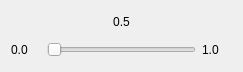
Old version of the form smoke/view/floatslider.ui in the repository bvanloon/Scientific-Visualization.
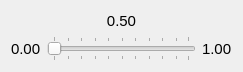
New version of the form.

Commit message: Changed the font size of the labels.

```diff
--- a/smoke/view/floatslider.ui
+++ b/smoke/view/floatslider.ui
@@ -22,8 +22,16 @@
        <height>0</height>
       </size>
      </property>
+     <property name="font">
+      <font>
+       <pointsize>11</pointsize>
+      </font>
+     </property>
      <property name="text">
-      <string>0.5</string>
+      <string>0.50</string>
+     </property>
+     <property name="scaledContents">
+      <bool>false</bool>
      </property>
      <property name="alignment">
       <set>Qt::AlignCenter</set>
@@ -36,12 +44,17 @@
       <widget class="QLabel" name="minimumLabel">
        <property name="minimumSize">
         <size>
-         <width>30</width>
+         <width>25</width>
          <height>0</height>
         </size>
        </property>
+       <property name="font">
+        <font>
+         <pointsize>11</pointsize>
+        </font>
+       </property>
        <property name="text">
-        <string>0.0</string>
+        <string>0.00</string>
        </property>
       </widget>
      </item>
@@ -50,18 +63,29 @@
        <property name="orientation">
         <enum>Qt::Horizontal</enum>
        </property>
+       <property name="tickPosition">
+        <enum>QSlider::TicksBothSides</enum>
+       </property>
+       <property name="tickInterval">
+        <number>10</number>
+       </property>
       </widget>
      </item>
      <item>
       <widget class="QLabel" name="maximumLabel">
        <property name="minimumSize">
         <size>
-         <width>30</width>
+         <width>25</width>
          <height>0</height>
         </size>
        </property>
+       <property name="font">
+        <font>
+         <pointsize>11</pointsize>
+        </font>
+       </property>
        <property name="text">
-        <string>1.0</string>
+        <string>1.00</string>
        </property>
       </widget>
      </item>
```
